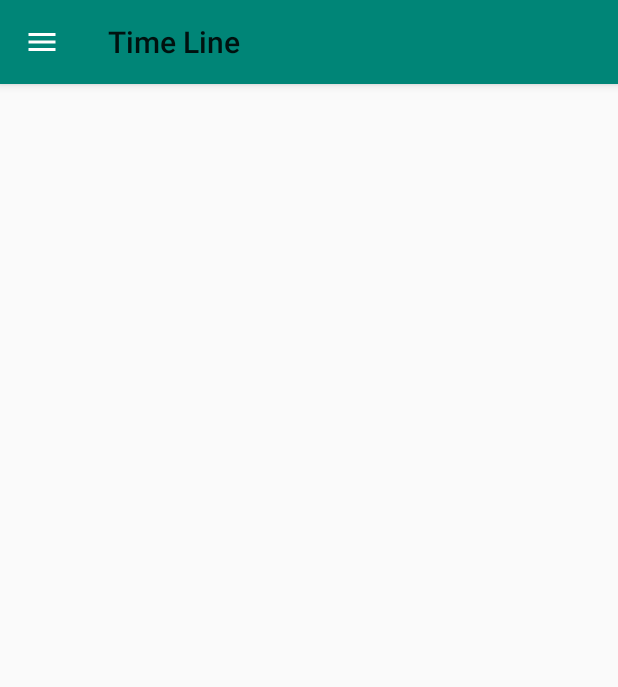
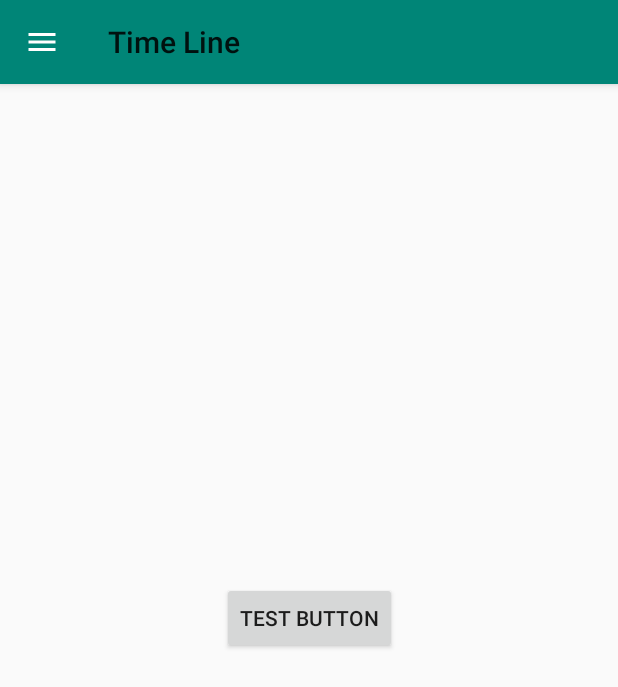
Before and after one commit to harrisonturley/time-line, an Android app: the SearchActivity screen opened directly, with no data from a screen before it, on a phone screen of 412 x 824 dp. Shown: the top 687 px of the screen. Run offline under Robolectric (Android 15) with nearby library versions, the phone set to English and light mode, and no system bars.

Commit message:
Add retrofit and firebase to Android

```diff
--- a/Android/app/build.gradle
+++ b/Android/app/build.gradle
@@ -18,13 +18,19 @@ android {
     }
 }
 
+apply plugin: 'com.android.application'
+
 dependencies {
     implementation fileTree(dir: 'libs', include: ['*.jar'])
     implementation 'com.android.support.constraint:constraint-layout:1.1.2'
     implementation 'com.android.support:design:28.0.0'
     implementation 'com.android.support:support-v4:28.0.0'
     implementation 'com.android.support:appcompat-v7:28.0.0'
+    implementation 'com.squareup.retrofit2:retrofit:2.6.2'
+    implementation 'com.google.firebase:firebase-analytics:17.2.0'
     testImplementation 'junit:junit:4.12'
     androidTestImplementation 'androidx.test:runner:1.1.1'
     androidTestImplementation 'androidx.test.espresso:espresso-core:3.1.1'
 }
+
+apply plugin: 'com.google.gms.google-services'
--- a/Android/app/src/main/java/com/cpen321/cloutservices/timeline/SearchActivity.java
+++ b/Android/app/src/main/java/com/cpen321/cloutservices/timeline/SearchActivity.java
@@ -6,6 +6,7 @@ import androidx.appcompat.widget.Toolbar;
 import androidx.drawerlayout.widget.DrawerLayout;
 
 import android.os.Bundle;
+import android.view.View;
 
 
 public class SearchActivity extends AppCompatActivity {
@@ -31,4 +32,8 @@ public class SearchActivity extends AppCompatActivity {
         getSupportActionBar().setHomeAsUpIndicator(R.drawable.ic_menu_24px);
         getSupportActionBar().setDisplayHomeAsUpEnabled(true);
     }
+
+    public void onClickTestButton(View v) {
+
+    }
 }
--- a/Android/app/src/main/res/layout/activity_search.xml
+++ b/Android/app/src/main/res/layout/activity_search.xml
@@ -21,4 +21,20 @@
         app:headerLayout="@layout/nav_header_main"
         app:menu="@menu/activity_main_drawer" />
 
+    <androidx.constraintlayout.widget.ConstraintLayout
+        android:layout_width="match_parent"
+        android:layout_height="match_parent">
+
+        <Button
+            android:layout_width="wrap_content"
+            android:layout_height="wrap_content"
+            android:text="Test button"
+            android:onClick="onClickTestButton"
+            app:layout_constraintTop_toTopOf="parent"
+            app:layout_constraintLeft_toLeftOf="parent"
+            app:layout_constraintBottom_toBottomOf="parent"
+            app:layout_constraintRight_toRightOf="parent"/>
+
+    </androidx.constraintlayout.widget.ConstraintLayout>
+
 </androidx.drawerlayout.widget.DrawerLayout>
--- a/Android/build.gradle
+++ b/Android/build.gradle
@@ -8,7 +8,7 @@ buildscript {
     }
     dependencies {
         classpath 'com.android.tools.build:gradle:3.5.0'
-
+        classpath 'com.google.gms:google-services:4.3.2'
         // NOTE: Do not place your application dependencies here; they belong
         // in the individual module build.gradle files
     }
```
